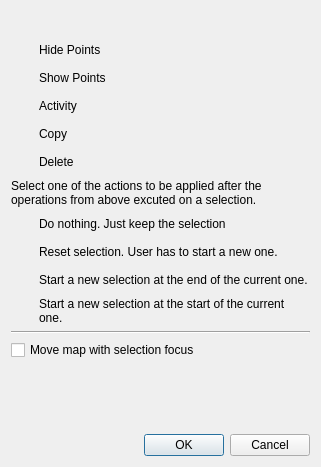
Maproom/qmapshack, file src/qmapshack/mouse/range/IRangeToolSetup.ui: the form before one commit.
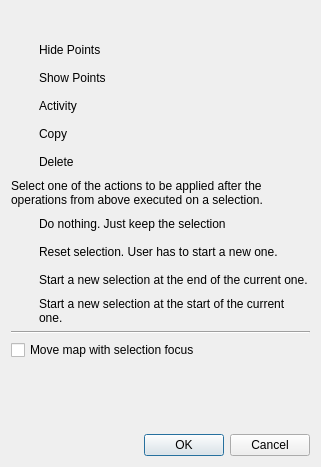
The form after the commit. Icons and pictures are not drawn. Custom widgets are drawn as their Qt base class.

The edit to the form file:
```diff
--- a/src/qmapshack/mouse/range/IRangeToolSetup.ui
+++ b/src/qmapshack/mouse/range/IRangeToolSetup.ui
@@ -309,7 +309,7 @@
    <item>
     <widget class="QLabel" name="label_15">
      <property name="text">
-      <string>Select one of the actions to be applied after the operations from above excuted on a selection.</string>
+      <string>Select one of the actions to be applied after the operations from above executed on a selection.</string>
      </property>
      <property name="wordWrap">
       <bool>true</bool>
```
